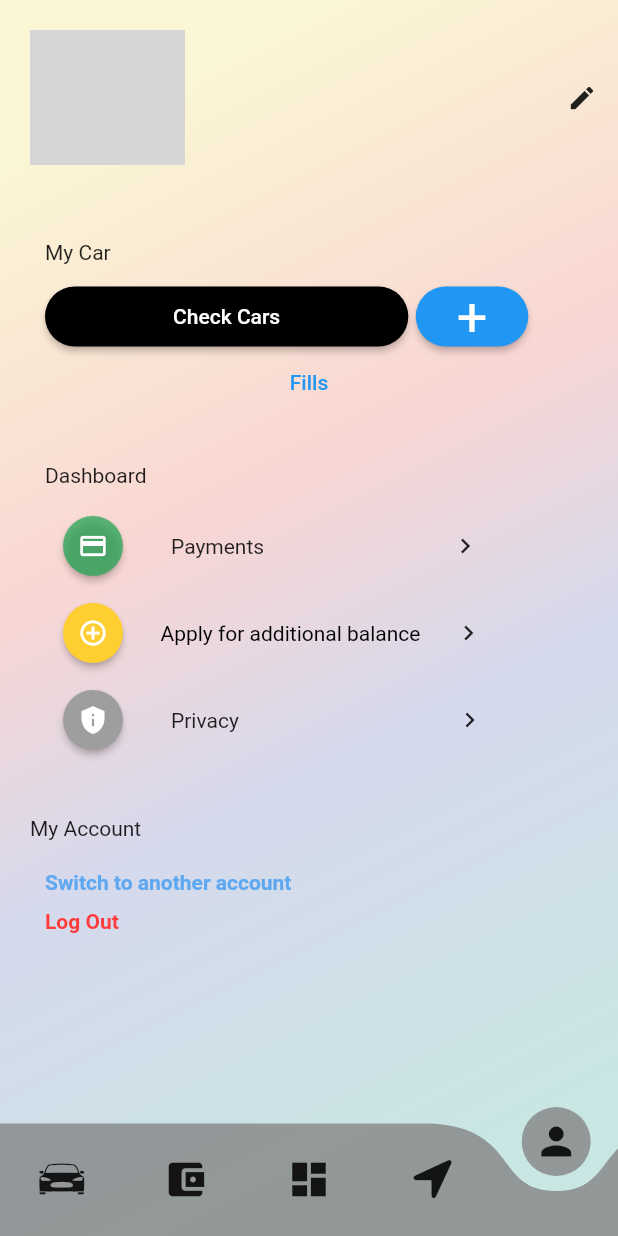
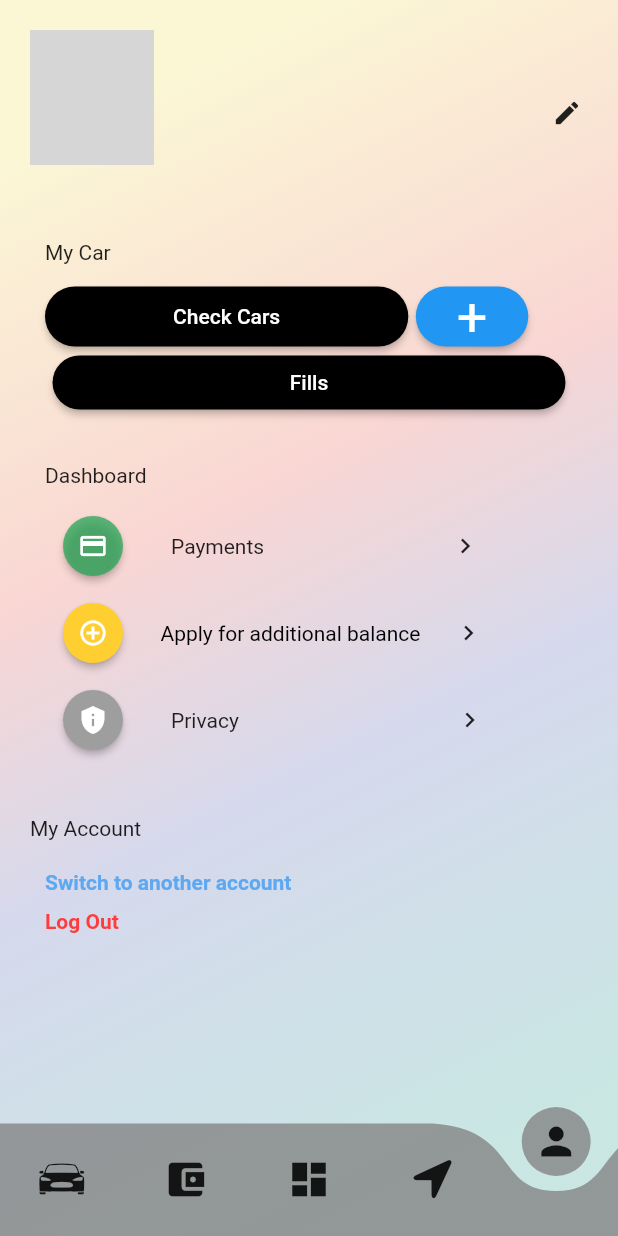
Before and after one commit to Compzool/SmartGas, a Flutter app: the screen it shows once a user with an empty profile is signed in, item 5 of the bottom bar chosen, on a phone screen of 412 x 824 dp. Run offline on Flutter 3.47's test engine with Material 2 defaults, Android fonts, the phone set to English and light mode, and no system bars; drawn by our look-alikes of curved_navigation_bar; our stand-ins replace cloud_firestore, date_format, datetime_picker_formfield, dropdown_button2, firebase_auth, firebase_core and 24 more; missing offline and left inert: dart:ffi, qr_code_scanner, ticket_widget; accounts and stored records are empty; network calls fail; grey boxes are pictures that could not be loaded.

Commit message:
commit on scanpayment

```diff
--- a/lib/controllers/authentication_controller.dart
+++ b/lib/controllers/authentication_controller.dart
@@ -91,10 +91,11 @@ class AuthController extends GetxController {
             ));
 
         timer =
-            Timer.periodic(Duration(seconds: 10), (_) => checkEmailVerified());
+            Timer.periodic(Duration(seconds: 3), (_) => checkEmailVerified());
       } else {
+        timer?.cancel();
         await Future.delayed(const Duration(seconds: 2), () {
-          Get.to(()=>HomeNavigator());
+          Get.off(() => HomeNavigator());
         });
       }
     }
@@ -151,7 +152,7 @@ class AuthController extends GetxController {
           address: address);
       if (await Database().createUser(user)) {
         Get.find<UserController>().user = user;
-        Get.offAll(() => SignInScreen());
+        //Get.offAll(() => SignInScreen());
       }
     } catch (e) {
       Get.snackbar(
--- a/lib/controllers/information.dart
+++ b/lib/controllers/information.dart
@@ -10,7 +10,8 @@ class UserInformation extends GetxController {
   final location = "".obs;
   final filePath = "".obs;
   final pictureURL = "".obs;
-
+  final adminFuelPrice98 = "441000".obs;
+  final adminFuelPrice95 = "431000".obs;
   //late SharedPreferences prefs;
   // final rememberMe = GetStorage();
 
--- a/lib/views/dashboard/components/body.dart
+++ b/lib/views/dashboard/components/body.dart
@@ -210,7 +210,7 @@ class _BodyState extends State<Body> {
                       width: MediaQuery.of(context).size.width * 0.02,
                     ),
                     Text(
-                      "Welcome back ${UserController.instance.user.fullName.toString()}",
+                      "Welcome back ${UserController.instance.user.fullName?.split(" ").first}",
                       style: TextStyle(
                         color: Colors.grey[900],
                         fontSize: 20,
--- a/lib/views/gas_station/components/gas_station_details.dart
+++ b/lib/views/gas_station/components/gas_station_details.dart
@@ -9,7 +9,8 @@ import 'package:smartgas/services/location_service.dart';
 class GasDetails extends StatelessWidget {
   final int index;
   final Location location;
-  const GasDetails({Key? key, required this.location, required this.index})
+  final double distance;
+  const GasDetails({Key? key, required this.location, required this.index,required this.distance})
       : super(key: key);
 
   @override
@@ -248,7 +249,7 @@ class GasDetails extends StatelessWidget {
                           ),
                         ),
                         TextSpan(
-                          text: "3.1 KM",
+                          text: "${distance.toStringAsFixed(1)} KM",
                           style: TextStyle(
                               fontSize: 24,
                               fontWeight: FontWeight.bold,
--- a/lib/views/profile/components/profile.dart
+++ b/lib/views/profile/components/profile.dart
@@ -64,7 +64,7 @@ Widget buildClient(SmartUser user, context) => Expanded(
         Padding(
           padding: const EdgeInsetsDirectional.fromSTEB(20, 20, 0, 20),
           child: Container(
-            width: MediaQuery.of(context).size.width * 0.25,
+            width: MediaQuery.of(context).size.width * 0.20,
             height: 90,
             clipBehavior: Clip.antiAlias,
             decoration: BoxDecoration(
@@ -77,7 +77,7 @@ Widget buildClient(SmartUser user, context) => Expanded(
           ),
         ),
         Padding(
-          padding: const EdgeInsetsDirectional.fromSTEB(30, 0, 0, 0),
+          padding: const EdgeInsetsDirectional.fromSTEB(0, 0, 0, 0),
           child: Column(
             mainAxisSize: MainAxisSize.max,
             children: [
@@ -99,7 +99,9 @@ Widget buildClient(SmartUser user, context) => Expanded(
             ],
           ),
         ),
-        IconButton(
+        Padding(
+          padding: const EdgeInsets.only(right: 10.0, top: 20.0),
+          child: IconButton(
             onPressed: () {
               Navigator.push(context,
                   MaterialPageRoute(builder: (context) => EditProfile()));
@@ -108,6 +110,7 @@ Widget buildClient(SmartUser user, context) => Expanded(
               Icons.edit,
               size: 20,
             ),
+          ),
         )
       ],
     ));
--- a/lib/views/profile/edit_profile.dart
+++ b/lib/views/profile/edit_profile.dart
@@ -348,6 +348,7 @@ class _EditProfileState extends State<EditProfile> {
     _changePassword(passwordController.text);
     Get.find<UserController>().user = await Database()
         .readSingleUser(UserController.instance.user.id!) as SmartUser;
+    UserController.instance.refresh();
   }
 
   void _changePassword(String password) async {
--- a/lib/views/profile/profile_page.dart
+++ b/lib/views/profile/profile_page.dart
@@ -89,9 +89,24 @@ class ProfilePage extends StatelessWidget {
               ),
             ),
             MyCar(),
-            TextButton(
-                onPressed: () => Get.to(() => ShowFills()),
-                child: Text("Fills")),
+            Container(
+              padding: EdgeInsetsDirectional.fromSTEB(
+                  MediaQuery.of(context).size.width * 0.085,
+                  0,
+                  MediaQuery.of(context).size.width * 0.085,
+                  0),
+              child: ElevatedButton(
+                  onPressed: () => Get.to(() => ShowFills()),
+                  style: ButtonStyle(
+                    backgroundColor: MaterialStateProperty.all(Colors.black),
+                    shape: MaterialStateProperty.all(
+                      RoundedRectangleBorder(
+                        borderRadius: BorderRadius.circular(20),
+                      ),
+                    ),
+                  ),
+                  child: Text("Fills")),
+            ),
             const Padding(
               padding: EdgeInsetsDirectional.fromSTEB(30, 30, 0, 5),
               child: Text(
```
Also changed, not shown: lib/services/database.dart (+11 -4 lines), lib/services/locations.dart (+5 -5 lines), lib/views/dashboard/components/gas_prices_1.dart (+10 -4 lines), lib/views/home_navigator/home_navigator.dart (+10 -1 lines), lib/views/locations_screen/components/location_widget.dart (+7 -2 lines), lib/views/locations_screen/components/locations_widget.dart (+9 -7 lines), lib/widgets/profile_picture.dart (+5 -3 lines). Lines whose indentation alone changed are shown as unchanged.
